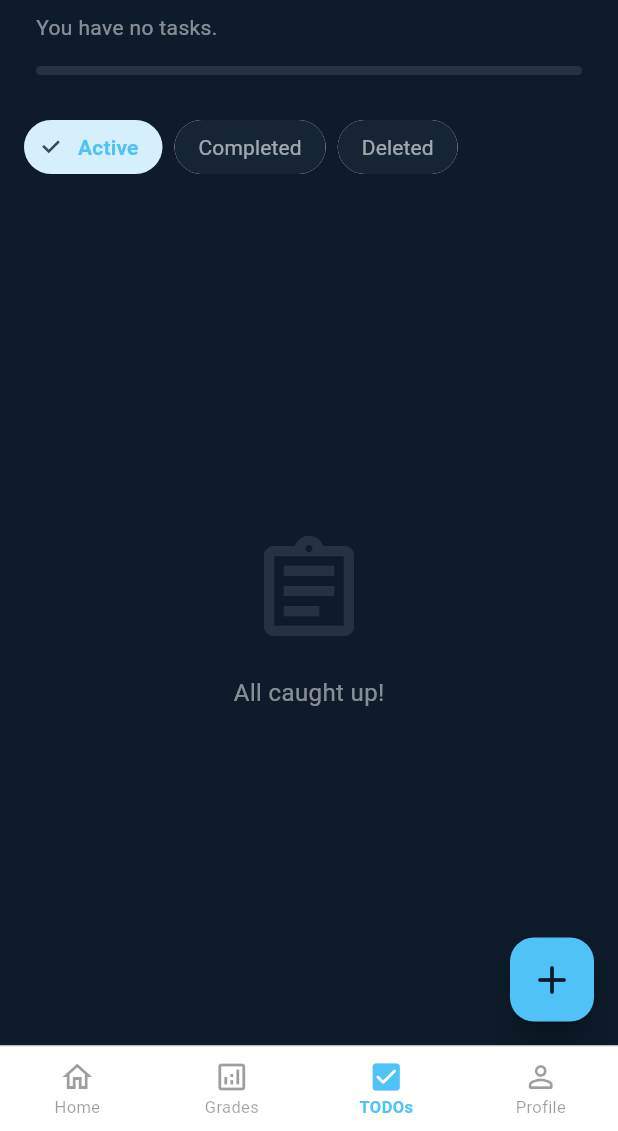
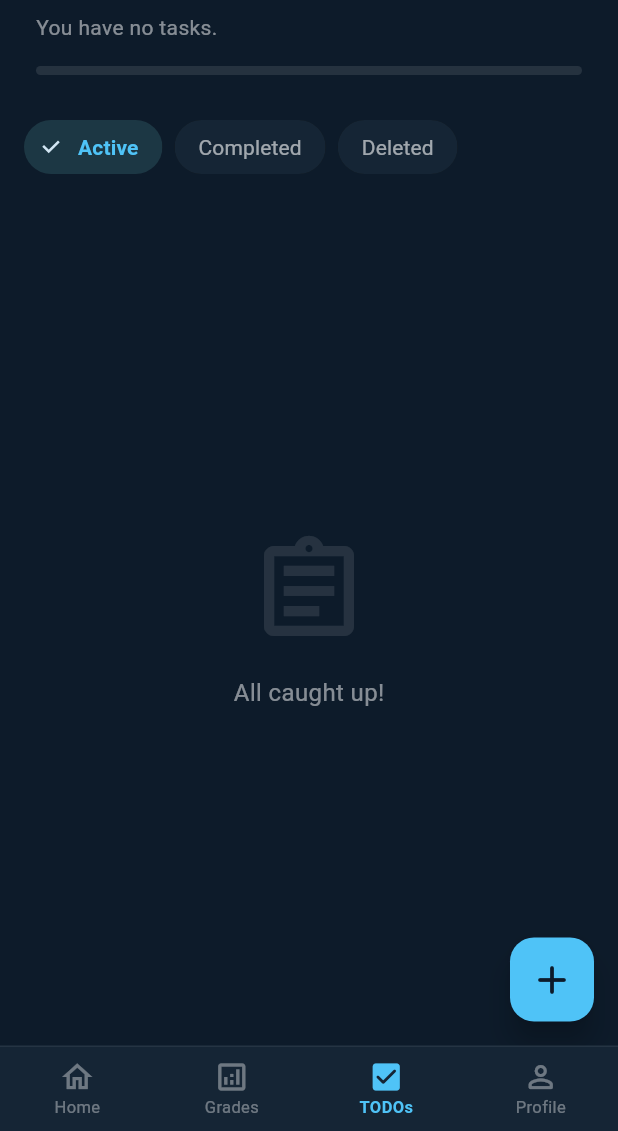
Before and after one commit to rchieeee/flutter_project, a Flutter app: the screen it shows once a user with an empty profile is signed in, after a tap on "See All", on a phone screen of 412 x 824 dp, the part 105-1236 px from its top. Run offline on Flutter 3.47's test engine with Material 3 defaults, Android fonts, the phone set to English and light mode, and no system bars; our stand-ins replace cloud_firestore, connectivity_plus, firebase_auth, firebase_core, sqflite; accounts and stored records are empty.

Commit message:
flutter updated

```diff
--- a/lib/main.dart
+++ b/lib/main.dart
@@ -1,8 +1,6 @@
 import 'package:flutter/material.dart';
 import 'package:firebase_core/firebase_core.dart';
 import 'package:firebase_auth/firebase_auth.dart';
-import 'package:sqflite/sqflite.dart';
-import 'package:sqflite_common_ffi_web/sqflite_ffi_web.dart';
 import 'package:flutter/foundation.dart';
 import 'package:provider/provider.dart';
 
@@ -16,12 +14,7 @@ void main() async {
   try {
     WidgetsFlutterBinding.ensureInitialized();
 
-    // 1. Set up sqflite for web (WASM) before opening any database
-    if (kIsWeb) {
-      databaseFactory = databaseFactoryFfiWeb;
-    }
-
-    // 2. Initialise SQLite (creates/opens the local .db file)
+    // 1. Initialise local database (SQLite for Android, In-Memory for Web UI testing)
     await DatabaseHelper.initialise();
 
     // 3. Initialise Firebase
--- a/lib/provider/theme_provider.dart
+++ b/lib/provider/theme_provider.dart
@@ -3,7 +3,7 @@ import 'package:flutter/material.dart';
 /// State management class to handle Theme context globally.
 /// This fulfills the instructor's requirement for context/state management.
 class ThemeProvider extends ChangeNotifier {
-  ThemeMode _themeMode = ThemeMode.light;
+  ThemeMode _themeMode = ThemeMode.dark;
 
   ThemeMode get themeMode => _themeMode;
 
--- a/lib/screens/home_page.dart
+++ b/lib/screens/home_page.dart
@@ -201,6 +201,23 @@ class _HomePageState extends State<HomePage> {
             child: Column(
               crossAxisAlignment: CrossAxisAlignment.start,
               children: [
+                Container(
+                  padding: const EdgeInsets.symmetric(horizontal: 10, vertical: 4),
+                  decoration: BoxDecoration(
+                    color: _accent.withValues(alpha: 0.2),
+                    borderRadius: BorderRadius.circular(8),
+                  ),
+                  child: const Text(
+                    '🏠 HOME PAGE',
+                    style: TextStyle(
+                      color: _accent,
+                      fontSize: 10,
+                      fontWeight: FontWeight.bold,
+                      letterSpacing: 1,
+                    ),
+                  ),
+                ),
+                const SizedBox(height: 8),
                 Text(
                   '$_greeting,',
                   style: TextStyle(
--- a/pubspec.yaml
+++ b/pubspec.yaml
@@ -45,7 +45,6 @@ dependencies:
 
   # SQLite — offline-first local database
   sqflite: ^2.3.3
-  sqflite_common_ffi_web: ^0.4.5+1
   path_provider: ^2.1.4
   path: ^1.9.0
 
```
Also changed, not shown: lib/database/database_helper.dart (+65 -27 lines), read_sqflite.dart (added, +7 -0 lines), pubspec.lock.
